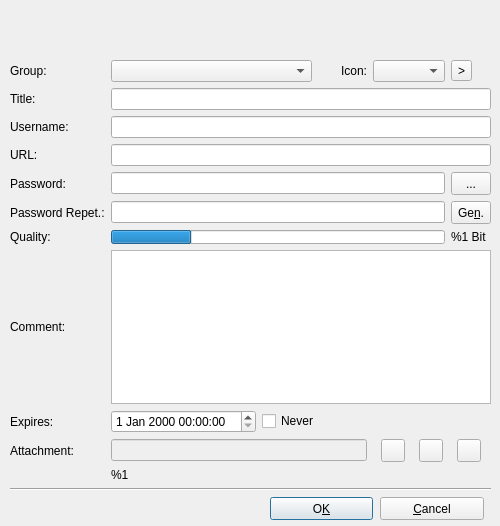
The window that src/forms/EditEntryDlg.ui (iluminat23/keepassxc-debian) describes before a commit, drawn with Qt 5.
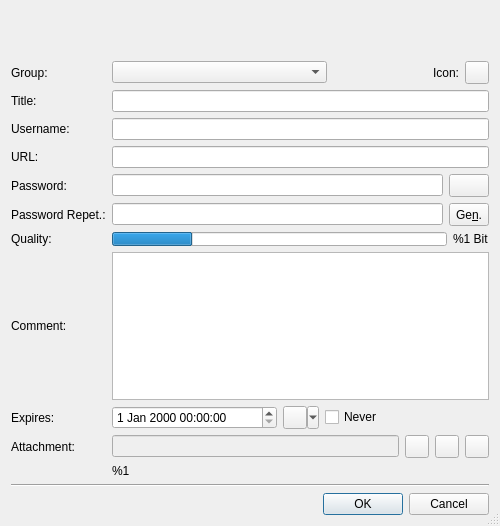
The same window after the commit. Icons and pictures are not drawn.

```diff
--- a/src/forms/EditEntryDlg.ui
+++ b/src/forms/EditEntryDlg.ui
@@ -12,272 +12,242 @@
     <height>526</height>
    </rect>
   </property>
-  <property name="sizePolicy" >
-   <sizepolicy>
-    <hsizetype>0</hsizetype>
-    <vsizetype>0</vsizetype>
-    <horstretch>0</horstretch>
-    <verstretch>0</verstretch>
-   </sizepolicy>
-  </property>
-  <property name="minimumSize" >
-   <size>
-    <width>500</width>
-    <height>526</height>
-   </size>
-  </property>
-  <property name="maximumSize" >
-   <size>
-    <width>500</width>
-    <height>526</height>
-   </size>
-  </property>
   <property name="windowTitle" >
    <string>Edit Entry</string>
   </property>
+  <property name="sizeGripEnabled" >
+   <bool>true</bool>
+  </property>
   <property name="modal" >
    <bool>true</bool>
   </property>
-  <widget class="QPushButton" name="ButtonOK" >
-   <property name="geometry" >
-    <rect>
-     <x>270</x>
-     <y>497</y>
-     <width>103</width>
-     <height>23</height>
-    </rect>
+  <layout class="QGridLayout" >
+   <property name="horizontalSpacing" >
+    <number>6</number>
    </property>
-   <property name="text" >
-    <string>O&amp;K</string>
+   <property name="verticalSpacing" >
+    <number>6</number>
    </property>
-   <property name="shortcut" >
-    <string>Alt+K</string>
-   </property>
-  </widget>
-  <widget class="QPushButton" name="ButtonCancel" >
-   <property name="geometry" >
-    <rect>
-     <x>380</x>
-     <y>497</y>
-     <width>104</width>
+   <item rowspan="2" row="5" column="1" >
+    <layout class="QGridLayout" >
+     <property name="horizontalSpacing" >
+      <number>6</number>
+     </property>
+     <property name="verticalSpacing" >
+      <number>6</number>
+     </property>
+     <item row="1" column="1" >
+      <widget class="QToolButton" name="ButtonGenPw" >
+       <property name="sizePolicy" >
+        <sizepolicy vsizetype="Fixed" hsizetype="Minimum" >
+         <horstretch>0</horstretch>
+         <verstretch>0</verstretch>
+        </sizepolicy>
+       </property>
+       <property name="minimumSize" >
+        <size>
+         <width>0</width>
      <height>23</height>
-    </rect>
-   </property>
+        </size>
+       </property>
+       <property name="maximumSize" >
+        <size>
+         <width>16777215</width>
+         <height>23</height>
+        </size>
+       </property>
    <property name="text" >
-    <string>&amp;Cancel</string>
-   </property>
-   <property name="shortcut" >
-    <string>Alt+C</string>
-   </property>
-  </widget>
-  <widget class="QLabel" name="Banner" >
-   <property name="geometry" >
-    <rect>
-     <x>0</x>
-     <y>0</y>
-     <width>500</width>
-     <height>50</height>
-    </rect>
-   </property>
+        <string>Ge&amp;n.</string>
+       </property>
+      </widget>
+     </item>
+     <item row="1" column="0" >
+      <widget class="QLineEdit" name="Edit_Password_w" />
+     </item>
+     <item row="0" column="1" >
+      <widget class="QToolButton" name="ButtonEchoMode" >
    <property name="sizePolicy" >
-    <sizepolicy>
-     <hsizetype>7</hsizetype>
-     <vsizetype>5</vsizetype>
+        <sizepolicy vsizetype="Fixed" hsizetype="Minimum" >
      <horstretch>0</horstretch>
      <verstretch>0</verstretch>
     </sizepolicy>
    </property>
-   <property name="scaledContents" >
-    <bool>true</bool>
-   </property>
-  </widget>
-  <widget class="QWidget" name="layoutWidget" >
-   <property name="geometry" >
-    <rect>
-     <x>10</x>
-     <y>60</y>
-     <width>481</width>
-     <height>431</height>
-    </rect>
-   </property>
-   <layout class="QGridLayout" >
-    <property name="margin" >
-     <number>0</number>
-    </property>
-    <property name="spacing" >
-     <number>6</number>
-    </property>
-    <item row="6" column="0" >
+       <property name="minimumSize" >
+        <size>
+         <width>0</width>
+         <height>23</height>
+        </size>
+       </property>
+       <property name="maximumSize" >
+        <size>
+         <width>16777215</width>
+         <height>23</height>
+        </size>
+       </property>
+       <property name="iconSize" >
+        <size>
+         <width>16</width>
+         <height>16</height>
+        </size>
+       </property>
+      </widget>
+     </item>
+     <item row="0" column="0" >
+      <widget class="QLineEdit" name="Edit_Password" />
+     </item>
+    </layout>
+   </item>
+   <item row="7" column="0" >
      <widget class="QLabel" name="textLabel9" >
+     <property name="sizePolicy" >
+      <sizepolicy vsizetype="Preferred" hsizetype="Maximum" >
+       <horstretch>0</horstretch>
+       <verstretch>0</verstretch>
+      </sizepolicy>
+     </property>
       <property name="text" >
        <string>Quality:</string>
       </property>
      </widget>
     </item>
-    <item row="9" column="0" >
+   <item row="10" column="0" >
      <widget class="QLabel" name="textLabel12" >
+     <property name="sizePolicy" >
+      <sizepolicy vsizetype="Preferred" hsizetype="Maximum" >
+       <horstretch>0</horstretch>
+       <verstretch>0</verstretch>
+      </sizepolicy>
+     </property>
       <property name="text" >
        <string>Attachment:</string>
       </property>
      </widget>
     </item>
-    <item row="4" column="5" >
-     <widget class="QToolButton" name="ButtonEchoMode" >
-      <property name="sizePolicy" >
-       <sizepolicy>
-        <hsizetype>1</hsizetype>
-        <vsizetype>0</vsizetype>
-        <horstretch>0</horstretch>
-        <verstretch>0</verstretch>
-       </sizepolicy>
-      </property>
-      <property name="minimumSize" >
-       <size>
-        <width>0</width>
-        <height>23</height>
-       </size>
-      </property>
-      <property name="maximumSize" >
-       <size>
-        <width>16777215</width>
-        <height>23</height>
-       </size>
-      </property>
-      <property name="text" >
-       <string>...</string>
-      </property>
-     </widget>
-    </item>
-    <item row="1" column="0" >
+   <item row="2" column="0" >
      <widget class="QLabel" name="textLabel4" >
+     <property name="sizePolicy" >
+      <sizepolicy vsizetype="Preferred" hsizetype="Maximum" >
+       <horstretch>0</horstretch>
+       <verstretch>0</verstretch>
+      </sizepolicy>
+     </property>
       <property name="text" >
        <string>Title:</string>
       </property>
      </widget>
     </item>
-    <item row="2" column="0" >
+   <item row="3" column="0" >
      <widget class="QLabel" name="textLabel5" >
+     <property name="sizePolicy" >
+      <sizepolicy vsizetype="Preferred" hsizetype="Maximum" >
+       <horstretch>0</horstretch>
+       <verstretch>0</verstretch>
+      </sizepolicy>
+     </property>
       <property name="text" >
        <string>Username:</string>
       </property>
      </widget>
     </item>
-    <item row="7" column="0" >
+   <item row="8" column="0" >
      <widget class="QLabel" name="textLabel10" >
+     <property name="sizePolicy" >
+      <sizepolicy vsizetype="Preferred" hsizetype="Maximum" >
+       <horstretch>0</horstretch>
+       <verstretch>0</verstretch>
+      </sizepolicy>
+     </property>
       <property name="text" >
        <string>Comment:</string>
       </property>
      </widget>
     </item>
-    <item row="8" column="1" >
-     <widget class="QDateTimeEdit" name="DateTime_Expire" />
-    </item>
-    <item row="10" column="1" >
+   <item row="11" column="1" >
      <widget class="QLabel" name="Label_AttachmentSize" >
       <property name="text" >
        <string>%1</string>
       </property>
      </widget>
     </item>
-    <item row="4" column="1" colspan="4" >
-     <widget class="QLineEdit" name="Edit_Password" />
-    </item>
-    <item row="3" column="0" >
+   <item row="4" column="0" >
      <widget class="QLabel" name="textLabel7" >
+     <property name="sizePolicy" >
+      <sizepolicy vsizetype="Preferred" hsizetype="Maximum" >
+       <horstretch>0</horstretch>
+       <verstretch>0</verstretch>
+      </sizepolicy>
+     </property>
       <property name="text" >
        <string>URL:</string>
       </property>
      </widget>
     </item>
-    <item row="5" column="5" >
-     <widget class="QToolButton" name="ButtonGenPw" >
-      <property name="sizePolicy" >
-       <sizepolicy>
-        <hsizetype>1</hsizetype>
-        <vsizetype>0</vsizetype>
-        <horstretch>0</horstretch>
-        <verstretch>0</verstretch>
-       </sizepolicy>
-      </property>
-      <property name="minimumSize" >
-       <size>
-        <width>0</width>
-        <height>23</height>
-       </size>
-      </property>
-      <property name="maximumSize" >
-       <size>
-        <width>16777215</width>
-        <height>23</height>
-       </size>
-      </property>
-      <property name="text" >
-       <string>Ge&amp;n.</string>
-      </property>
-     </widget>
-    </item>
-    <item row="5" column="1" colspan="4" >
-     <widget class="QLineEdit" name="Edit_Password_w" />
-    </item>
-    <item row="0" column="0" >
+   <item row="1" column="0" >
      <widget class="QLabel" name="textLabel3" >
+     <property name="sizePolicy" >
+      <sizepolicy vsizetype="Preferred" hsizetype="Maximum" >
+       <horstretch>0</horstretch>
+       <verstretch>0</verstretch>
+      </sizepolicy>
+     </property>
       <property name="text" >
        <string>Group:</string>
       </property>
      </widget>
     </item>
-    <item row="1" column="1" colspan="5" >
+   <item row="2" column="1" >
      <widget class="QLineEdit" name="Edit_Title" />
     </item>
-    <item row="9" column="1" colspan="3" >
-     <widget class="QLineEdit" name="Edit_Attachment" >
-      <property name="enabled" >
-       <bool>false</bool>
-      </property>
-      <property name="sizePolicy" >
-       <sizepolicy>
-        <hsizetype>1</hsizetype>
-        <vsizetype>0</vsizetype>
-        <horstretch>0</horstretch>
-        <verstretch>0</verstretch>
-       </sizepolicy>
-      </property>
-     </widget>
-    </item>
-    <item row="2" column="1" colspan="5" >
+   <item row="3" column="1" >
      <widget class="QLineEdit" name="Edit_UserName" />
     </item>
-    <item row="5" column="0" >
+   <item row="6" column="0" >
      <widget class="QLabel" name="textLabel8" >
+     <property name="sizePolicy" >
+      <sizepolicy vsizetype="Preferred" hsizetype="Maximum" >
+       <horstretch>0</horstretch>
+       <verstretch>0</verstretch>
+      </sizepolicy>
+     </property>
       <property name="text" >
        <string>Password Repet.:</string>
       </property>
      </widget>
     </item>
-    <item row="0" column="1" colspan="2" >
-     <widget class="QComboBox" name="Combo_Group" />
-    </item>
-    <item row="3" column="1" colspan="5" >
-     <widget class="QLineEdit" name="Edit_URL" />
-    </item>
-    <item row="4" column="0" >
+   <item row="5" column="0" >
      <widget class="QLabel" name="textLabel6" >
+     <property name="sizePolicy" >
+      <sizepolicy vsizetype="Preferred" hsizetype="Maximum" >
+       <horstretch>0</horstretch>
+       <verstretch>0</verstretch>
+      </sizepolicy>
+     </property>
       <property name="text" >
        <string>Password:</string>
       </property>
      </widget>
     </item>
-    <item row="8" column="0" >
+   <item row="9" column="0" >
      <widget class="QLabel" name="textLabel11" >
+     <property name="sizePolicy" >
+      <sizepolicy vsizetype="Preferred" hsizetype="Maximum" >
+       <horstretch>0</horstretch>
+       <verstretch>0</verstretch>
+      </sizepolicy>
+     </property>
       <property name="text" >
        <string>Expires:</string>
       </property>
      </widget>
     </item>
-    <item row="7" column="1" colspan="5" >
-     <widget class="QTextEdit" name="Edit_Comment" />
-    </item>
-    <item row="11" column="0" colspan="6" >
+   <item row="8" column="1" >
+    <widget class="QTextEdit" name="Edit_Comment" >
+     <property name="tabChangesFocus" >
+      <bool>true</bool>
+     </property>
+    </widget>
+   </item>
+   <item row="12" column="0" colspan="2" >
      <widget class="Line" name="line1" >
       <property name="frameShape" >
        <enum>QFrame::HLine</enum>
@@ -290,14 +260,24 @@
       </property>
      </widget>
     </item>
-    <item row="9" column="4" colspan="2" >
+   <item row="10" column="1" >
      <layout class="QHBoxLayout" >
-      <property name="margin" >
-       <number>0</number>
-      </property>
       <property name="spacing" >
        <number>6</number>
       </property>
+     <item>
+      <widget class="QLineEdit" name="Edit_Attachment" >
+       <property name="enabled" >
+        <bool>false</bool>
+       </property>
+       <property name="sizePolicy" >
+        <sizepolicy vsizetype="Fixed" hsizetype="Minimum" >
+         <horstretch>0</horstretch>
+         <verstretch>0</verstretch>
+        </sizepolicy>
+       </property>
+      </widget>
+     </item>
       <item>
        <widget class="QToolButton" name="ButtonOpenAttachment" >
         <property name="text" >
@@ -306,6 +286,12 @@
         <property name="icon" >
          <iconset/>
         </property>
+       <property name="iconSize" >
+        <size>
+         <width>16</width>
+         <height>16</height>
+        </size>
+       </property>
        </widget>
       </item>
       <item>
@@ -316,6 +302,12 @@
         <property name="icon" >
          <iconset/>
         </property>
+       <property name="iconSize" >
+        <size>
+         <width>16</width>
+         <height>16</height>
+        </size>
+       </property>
        </widget>
       </item>
       <item>
@@ -326,25 +318,55 @@
         <property name="icon" >
          <iconset/>
         </property>
+       <property name="iconSize" >
+        <size>
+         <width>16</width>
+         <height>16</height>
+        </size>
+       </property>
        </widget>
       </item>
      </layout>
     </item>
-    <item row="8" column="2" colspan="4" >
+   <item row="9" column="1" >
+    <layout class="QHBoxLayout" >
+     <property name="spacing" >
+      <number>6</number>
+     </property>
+     <item>
+      <widget class="QDateTimeEdit" name="DateTime_Expire" />
+     </item>
+     <item>
+      <widget class="QToolButton" name="ButtonExpirePresets" >
+       <property name="text" >
+        <string/>
+       </property>
+       <property name="iconSize" >
+        <size>
+         <width>16</width>
+         <height>16</height>
+        </size>
+       </property>
+       <property name="popupMode" >
+        <enum>QToolButton::MenuButtonPopup</enum>
+       </property>
+      </widget>
+     </item>
+     <item>
      <widget class="QCheckBox" name="CheckBox_ExpiresNever" >
       <property name="text" >
        <string>Never</string>
       </property>
      </widget>
     </item>
-    <item row="6" column="5" >
-     <widget class="QLabel" name="Label_Bits" >
-      <property name="text" >
-       <string>%1 Bit</string>
-      </property>
-     </widget>
-    </item>
-    <item row="6" column="1" colspan="4" >
+    </layout>
+   </item>
+   <item row="7" column="1" >
+    <layout class="QHBoxLayout" >
+     <property name="spacing" >
+      <number>6</number>
+     </property>
+     <item>
      <widget class="QProgressBar" name="Progress_Quali" >
       <property name="minimumSize" >
        <size>
@@ -369,7 +391,50 @@
       </property>
      </widget>
     </item>
-    <item row="0" column="3" >
+     <item>
+      <widget class="QLabel" name="Label_Bits" >
+       <property name="text" >
+        <string>%1 Bit</string>
+       </property>
+      </widget>
+     </item>
+    </layout>
+   </item>
+   <item row="4" column="1" >
+    <widget class="QLineEdit" name="Edit_URL" />
+   </item>
+   <item row="1" column="1" >
+    <layout class="QHBoxLayout" >
+     <property name="spacing" >
+      <number>6</number>
+     </property>
+     <item>
+      <widget class="QComboBox" name="Combo_Group" >
+       <property name="sizePolicy" >
+        <sizepolicy vsizetype="Fixed" hsizetype="MinimumExpanding" >
+         <horstretch>0</horstretch>
+         <verstretch>0</verstretch>
+        </sizepolicy>
+       </property>
+      </widget>
+     </item>
+     <item>
+      <spacer>
+       <property name="orientation" >
+        <enum>Qt::Horizontal</enum>
+       </property>
+       <property name="sizeType" >
+        <enum>QSizePolicy::Fixed</enum>
+       </property>
+       <property name="sizeHint" >
+        <size>
+         <width>100</width>
+         <height>20</height>
+        </size>
+       </property>
+      </spacer>
+     </item>
+     <item>
      <widget class="QLabel" name="textLabel1" >
       <property name="text" >
        <string>Icon:</string>
@@ -379,18 +444,45 @@
       </property>
      </widget>
     </item>
-    <item row="0" column="4" >
-     <widget class="QComboBox" name="Combo_IconPicker" />
-    </item>
-    <item row="0" column="5" >
-     <widget class="QToolButton" name="Button_CustomIcons" >
-      <property name="text" >
-       <string>></string>
+     <item>
+      <widget class="QToolButton" name="Button_Icons" >
+       <property name="iconSize" >
+        <size>
+         <width>16</width>
+         <height>16</height>
+        </size>
       </property>
      </widget>
     </item>
    </layout>
-  </widget>
+   </item>
+   <item row="13" column="0" colspan="2" >
+    <widget class="QDialogButtonBox" name="buttonBox" >
+     <property name="orientation" >
+      <enum>Qt::Horizontal</enum>
+     </property>
+     <property name="standardButtons" >
+      <set>QDialogButtonBox::Cancel|QDialogButtonBox::NoButton|QDialogButtonBox::Ok</set>
+     </property>
+    </widget>
+   </item>
+   <item row="0" column="0" colspan="2" >
+    <spacer>
+     <property name="orientation" >
+      <enum>Qt::Vertical</enum>
+     </property>
+     <property name="sizeType" >
+      <enum>QSizePolicy::Minimum</enum>
+     </property>
+     <property name="sizeHint" >
+      <size>
+       <width>20</width>
+       <height>50</height>
+      </size>
+     </property>
+    </spacer>
+   </item>
+  </layout>
  </widget>
  <layoutdefault spacing="6" margin="11" />
  <pixmapfunction></pixmapfunction>
```
Left out of the diff: 13 changed lines with no effect on the pictures. Lines whose indentation alone changed are shown as unchanged.
